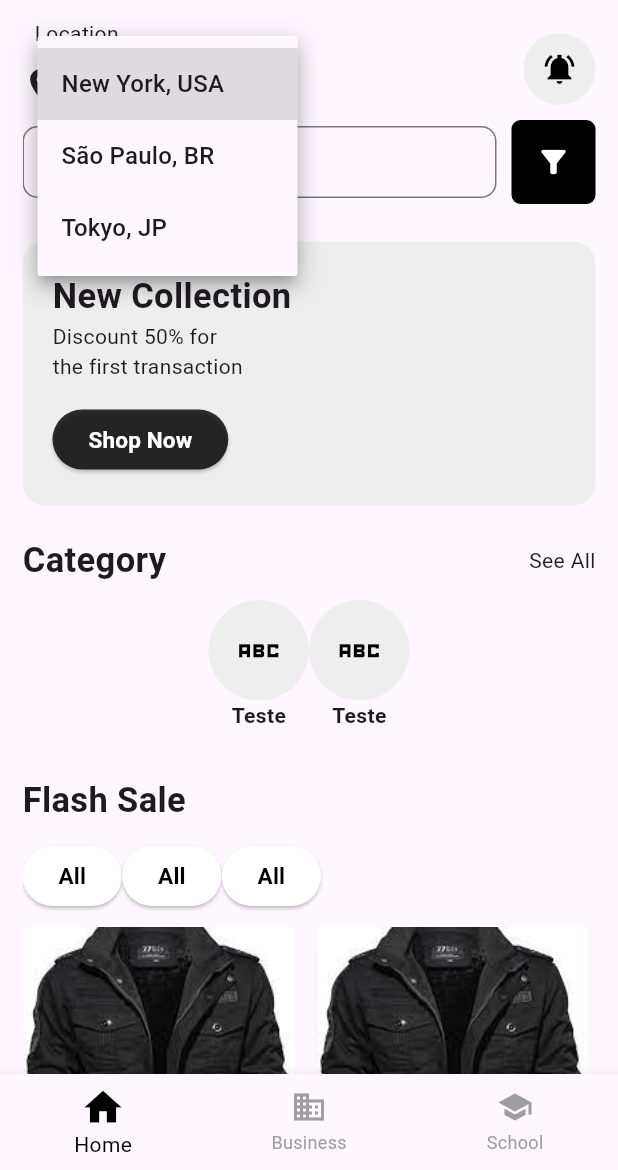
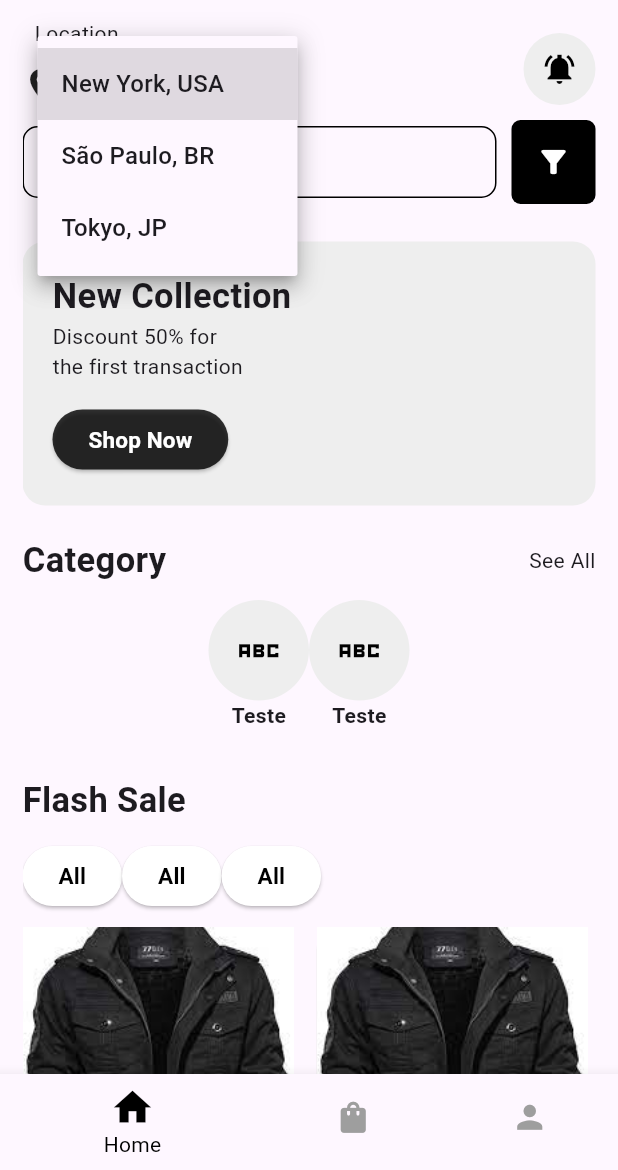
Before and after one commit to leopaivap/JustExquisite, a Flutter app: the screen it shows after launch, after a tap on "New York, USA", on a phone screen of 412 x 824 dp, the part 66-1236 px from its top. Run offline on Flutter 3.47's test engine with Material 3 defaults, Android fonts, the phone set to English and light mode, and no system bars; our stand-ins replace material_design_icons_flutter.

Commit message:
BottomNavigationBar Update

```diff
--- a/lib/view/home_page.dart
+++ b/lib/view/home_page.dart
@@ -14,7 +14,6 @@ class _HomePageState extends State<HomePage> {
   String selectedLocation = 'New York, USA';
   final searchController = TextEditingController();
   int _selectedPage = 0;
-  Color colorIconSelected = Colors.black, colorIconNotSelected = Colors.grey;
 
   @override
   void initState() {
@@ -42,23 +41,30 @@ class _HomePageState extends State<HomePage> {
           children: _pages.map((pageBuilder) => pageBuilder()).toList(),
         ),
         bottomNavigationBar: BottomNavigationBar(
-          items: const <BottomNavigationBarItem>[
+          items: <BottomNavigationBarItem>[
             BottomNavigationBarItem(
-              icon: Icon(Icons.home),
+              icon: _buildNavigationBarIcon(Icons.home, 0),
               label: 'Home',
             ),
             BottomNavigationBarItem(
-              icon: Icon(Icons.business),
-              label: 'Business',
+              icon: _buildNavigationBarIcon(Icons.shopping_bag_rounded, 1),
+              label: 'Cart',
             ),
             BottomNavigationBarItem(
-              icon: Icon(Icons.school),
-              label: 'School',
+              icon: _buildNavigationBarIcon(Icons.person, 2),
+              label: 'Profile',
             ),
           ],
-          selectedItemColor: colorIconSelected,
-          unselectedItemColor: colorIconNotSelected,
-          selectedIconTheme: IconThemeData(color: colorIconSelected, size: 30),
+          selectedIconTheme:
+              const IconThemeData(color: kColorIconSelected, size: 30),
+          unselectedIconTheme:
+              const IconThemeData(color: kColorIconNotSelected, size: 25),
+          selectedItemColor: kColorIconSelected,
+          unselectedItemColor: kColorIconNotSelected,
+          showSelectedLabels: true,
+          showUnselectedLabels: false,
+          type: BottomNavigationBarType.shifting,
+          currentIndex: _selectedPage,
           onTap: _onBottomNavigationTapped,
         ),
       ),
@@ -68,9 +74,16 @@ class _HomePageState extends State<HomePage> {
   void _onBottomNavigationTapped(int index) {
     setState(() {
       _selectedPage = index;
-      colorIconSelected = Colors.black;
-      colorIconNotSelected = Colors.grey;
     });
+  }
+
+  Icon _buildNavigationBarIcon(IconData iconData, int pageIndex) {
+    return Icon(
+      iconData,
+      color: _selectedPage == pageIndex
+          ? kColorIconSelected
+          : kColorIconNotSelected,
+    );
   }
 
   DropdownButton<String> _dropdownLocations() {
@@ -221,10 +234,17 @@ class SearchBar extends StatelessWidget {
               hintText: 'Search',
               contentPadding: EdgeInsets.symmetric(horizontal: 10),
               prefixIcon: Icon(Icons.search_outlined),
-              border: OutlineInputBorder(
+               focusedBorder: OutlineInputBorder(
+                borderSide: BorderSide(color: Colors.black),
                 borderRadius: BorderRadius.all(Radius.circular(10)),
               ),
+              enabledBorder: OutlineInputBorder(
+                borderSide: BorderSide(color: Colors.black),
+                borderRadius: BorderRadius.all(Radius.circular(10)),
+              ),
+
             ),
+
           ),
         ),
         const SizedBox(width: 10),
```
